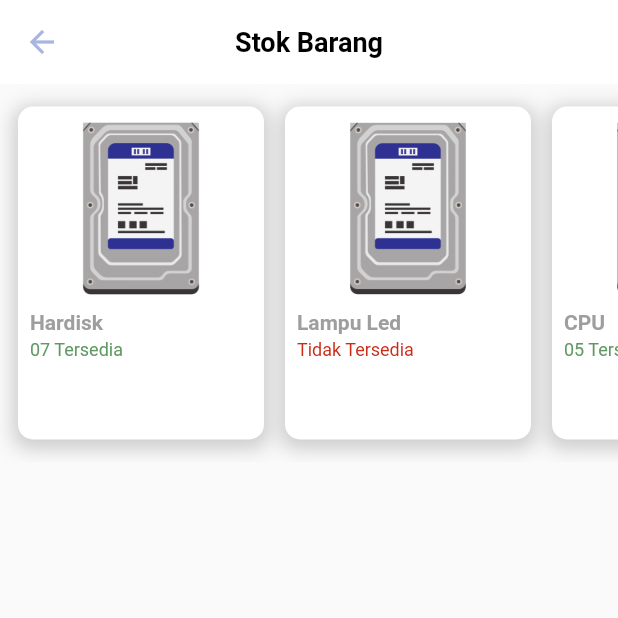
After one commit to alfydije/Si_Gud-mobile, a Flutter app: the StokBarangScreen screen opened directly, on a phone screen of 412 x 824 dp, the top half of it. The commit adds this screen. Run offline on Flutter 3.47's test engine with Material 2 defaults, Android fonts, the phone set to English and light mode, and no system bars; our stand-ins replace google_fonts.

Commit message:
membuat tampilan stok barang

```diff
--- a/lib/branda_screen.dart
+++ b/lib/branda_screen.dart
@@ -2,6 +2,7 @@ import 'package:flutter/material.dart';
 import 'package:si_gud/barang_keluar/barangkeluar.dart';
 import 'package:si_gud/barang_masuk/barangmasuk.dart';
 import 'package:si_gud/data_barang/databarang.dart';
+import 'package:si_gud/stok_barang/stokbarang.dart';
 
 class Home extends StatefulWidget {
   const Home({Key? key}) : super(key: key);
@@ -106,7 +107,7 @@ class _HomeState extends State<Home> {
                       Navigator.push(
                         context,
                         MaterialPageRoute(
-                            builder: (context) => DataBarangScreen()),
+                            builder: (context) => StokBarangScreen()),
                       );
                     },
                   ),
--- a/lib/main.dart
+++ b/lib/main.dart
@@ -12,7 +12,7 @@ class MainApp extends StatelessWidget {
   @override
   Widget build(BuildContext context) {
     return MaterialApp(
-      title: 'Splash Screen Demo',
+      title: 'Splash Screen',
       theme: ThemeData(
         primarySwatch: Colors.blue,
       ),
--- a/lib/on_boarding.dart
+++ b/lib/on_boarding.dart
@@ -23,7 +23,7 @@ class OnboardingScreen extends StatelessWidget {
               child: Column(
                 children: [
                   Text(
-                    'Bersiaplah untuk Mengalami perubahan',
+                    'Bersiaplah untuk mengalami perubahan',
                     style: TextStyle(
                       fontSize: 18.0,
                       fontWeight: FontWeight.bold,
--- /dev/null
+++ b/lib/stok_barang/stokbarang.dart
@@ -0,0 +1,251 @@
+import 'package:flutter/material.dart';
+
+class StokBarangScreen extends StatelessWidget {
+  @override
+  Widget build(BuildContext context) {
+    return Scaffold(
+      appBar: AppBar(
+        leading: IconButton(
+          icon: Icon(Icons.arrow_back),
+          onPressed: () {
+            // Handle back button pressed
+            Navigator.pop(context);
+          },
+        ),
+        title: Text(
+          'Stok Barang',
+          style: TextStyle(color: Colors.black, fontSize: 18, fontWeight: FontWeight.bold),
+        ),
+        centerTitle: true, // Judul berada di tengah
+        backgroundColor: Colors.white,
+        elevation: 0,
+        iconTheme: IconThemeData(color: Color.fromARGB(255, 168, 180, 226)),
+        automaticallyImplyLeading: false, // Menyembunyikan tombol kembali
+      ),
+      body: SingleChildScrollView(
+        scrollDirection: Axis.horizontal,
+        child: Padding(
+          padding: EdgeInsets.symmetric(vertical: 15, horizontal: 5),
+          child: Row(
+            children: [
+              // First Box Decoration
+              Padding(
+                padding: EdgeInsets.symmetric(horizontal: 7),
+                child: Container(
+                  width: 164,
+                  height: 222,
+                  decoration: BoxDecoration(
+                    color: Colors.white,
+                    borderRadius: BorderRadius.circular(10),
+                    boxShadow: [
+                      BoxShadow(
+                        color: Colors.grey.withOpacity(0.5),
+                        spreadRadius: 3,
+                        blurRadius: 10,
+                        offset: Offset(0, 3),
+                      ),
+                    ],
+                  ),
+                  child: Padding(
+                    padding: EdgeInsets.symmetric(horizontal: 8),
+                    child: Column(
+                      crossAxisAlignment: CrossAxisAlignment.start,
+                      children: [
+                        Container(
+                          alignment: Alignment.center,
+                          child: Image.asset(
+                            "assets/Hardisk.png",
+                            height: 136,
+                          ),
+                        ),
+                        Text(
+                          "Hardisk",
+                          style: TextStyle(
+                            fontSize: 14,
+                            color: Colors.grey,
+                            fontWeight: FontWeight.bold,
+                          ),
+                        ),
+                        SizedBox(height: 3),
+                        Text(
+                          "07 Tersedia",
+                          style: TextStyle(
+                            fontSize: 12,
+                            color: const Color.fromARGB(255, 96, 154, 98),
+                            // fontWeight: FontWeight.bold,
+                          ),
+                        ),
+                      ],
+                    ),
+                  ),
+                ),
+              ),
+
+              // Second Box Decoration
+              Padding(
+                padding: EdgeInsets.symmetric(horizontal: 7),
+                child: Container(
+                  width: 164,
+                  height: 222,
+                  decoration: BoxDecoration(
+                    color: Colors.white,
+                    borderRadius: BorderRadius.circular(10),
+                    boxShadow: [
+                      BoxShadow(
+                        color: Colors.grey.withOpacity(0.5),
+                        spreadRadius: 3,
+                        blurRadius: 10,
+                        offset: Offset(0, 3),
+                      ),
+                    ],
+                  ),
+                  child: Padding(
+                    padding: EdgeInsets.symmetric(horizontal: 8),
+                    child: Column(
+                      crossAxisAlignment: CrossAxisAlignment.start,
+                      children: [
+                        Container(
+                          alignment: Alignment.center,
+                          child: Image.asset(
+                            "assets/Hardisk.png",
+                            height: 136,
+                            width: 96,
+                          ),
+                        ),
+                        Text(
+                          "Lampu Led",
+                          style: TextStyle(
+                            fontSize: 14,
+                            color: Colors.grey,
+                            fontWeight: FontWeight.bold,
+                          ),
+                        ),
+                        SizedBox(height: 3),
+                        Text(
+                          "Tidak Tersedia",
+                          style: TextStyle(
+                            fontSize: 12,
+                            color: Color.fromARGB(255, 201, 43, 22),
+                            // fontWeight: FontWeight.bold,
+                          ),
+                        ),
+                      ],
+                    ),
+                  ),
+                ),
+              ),
+
+              // Third Box Decoration
+              Padding(
+                padding: EdgeInsets.symmetric(horizontal: 7),
+                child: Container(
+                  width: 164,
+                  height: 222,
+                  decoration: BoxDecoration(
+                    color: Colors.white,
+                    borderRadius: BorderRadius.circular(10),
+                    boxShadow: [
+                      BoxShadow(
+                        color: Colors.grey.withOpacity(0.5),
+                        spreadRadius: 3,
+                        blurRadius: 10,
+                        offset: Offset(0, 3),
+                      ),
+                    ],
+                  ),
+                  child: Padding(
+                    padding: EdgeInsets.symmetric(horizontal: 8),
+                    child: Column(
+                      crossAxisAlignment: CrossAxisAlignment.start,
+                      children: [
+                        Container(
+                          alignment: Alignment.center,
+                          child: Image.asset(
+                            "assets/Hardisk.png",
+                            height: 136,
+                            width: 96,
+                          ),
+                        ),
+                        Text(
+                          "CPU",
+                          style: TextStyle(
+                            fontSize: 14,
+                            color: Colors.grey,
+                            fontWeight: FontWeight.bold,
+                          ),
+                        ),
+                        SizedBox(height: 3),
+                        Text(
+                          "05 Tersedia",
+                          style: TextStyle(
+                            fontSize: 12,
+                            color: const Color.fromARGB(255, 96, 154, 98),
+                            // fontWeight: FontWeight.bold,
+                          ),
+                        ),
+                      ],
+                    ),
+                  ),
+                ),
+              ),
+
+              // Fourth Box Decoration
+              Padding(
+                padding: EdgeInsets.symmetric(horizontal: 7),
+                child: Container(
+                  width: 164,
+                  height: 222,
+                  decoration: BoxDecoration(
+                    color: Colors.white,
+                    borderRadius: BorderRadius.circular(10),
+                    boxShadow: [
+                      BoxShadow(
+                        color: Colors.grey.withOpacity(0.5),
+                        spreadRadius: 3,
+                        blurRadius: 10,
+                        offset: Offset(0, 3),
+                      ),
+                    ],
+                  ),
+                  child: Padding(
+                    padding: EdgeInsets.symmetric(horizontal: 8),
+                    child: Column(
+                      crossAxisAlignment: CrossAxisAlignment.start,
+                      children: [
+                        Container(
+                          alignment: Alignment.center,
+                          child: Image.asset(
+                            "assets/Hardisk.png",
+                            height: 136,
+                            width: 96,
+                          ),
+                        ),
+                        Text(
+                          "VGA Card",
+                          style: TextStyle(
+                            fontSize: 14,
+                            color: Colors.grey,
+                            fontWeight: FontWeight.bold,
+                          ),
+                        ),
+                        SizedBox(height: 3),
+                        Text(
+                          "Tidak Tersedia",
+                          style: TextStyle(
+                            fontSize: 12,
+                            color: Color.fromARGB(255, 201, 43, 22),
+                            // fontWeight: FontWeight.bold,
+                          ),
+                        ),
+                      ],
+                    ),
+                  ),
+                ),
+              ),
+            ],
+          ),
+        ),
+      ),
+    );
+  }
+}
--- a/pubspec.yaml
+++ b/pubspec.yaml
@@ -36,6 +36,7 @@ dependencies:
   # The following adds the Cupertino Icons font to your application.
   # Use with the CupertinoIcons class for iOS style icons.
   cupertino_icons: ^1.0.2
+  google_fonts: ^3.0.1
 
 dev_dependencies:
   flutter_test:
@@ -71,6 +72,9 @@ flutter:
     - assets/sigud.png
     - assets/login.png
     - assets/onboarding.png
+    - assets/Hardisk.png
+    - assets/Led.png
+
   #   - images/a_dot_ham.jpeg
 
   # An image asset can refer to one or more resolution-specific "variants", see
```
Also changed, not shown: lib/barang_keluar/barangkeluar.dart (+18 -5 lines), lib/barang_masuk/barangmasuk.dart (+17 -4 lines), lib/utils.dart (added, +82 -0 lines), assets/CPU.png (added), assets/Hardisk.png (added), assets/Led.png (added), pubspec.lock, 1 other file.
